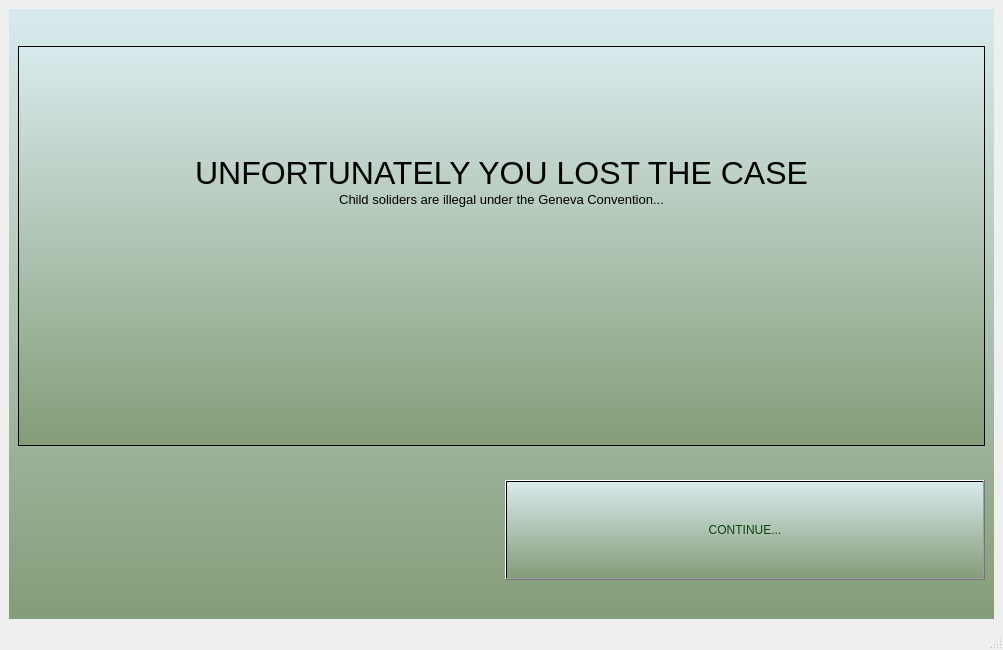
The window that iRestMyCase/mainwindow.ui (NolanTaylor/a8-edu-game) describes before a commit, drawn with Qt 5.
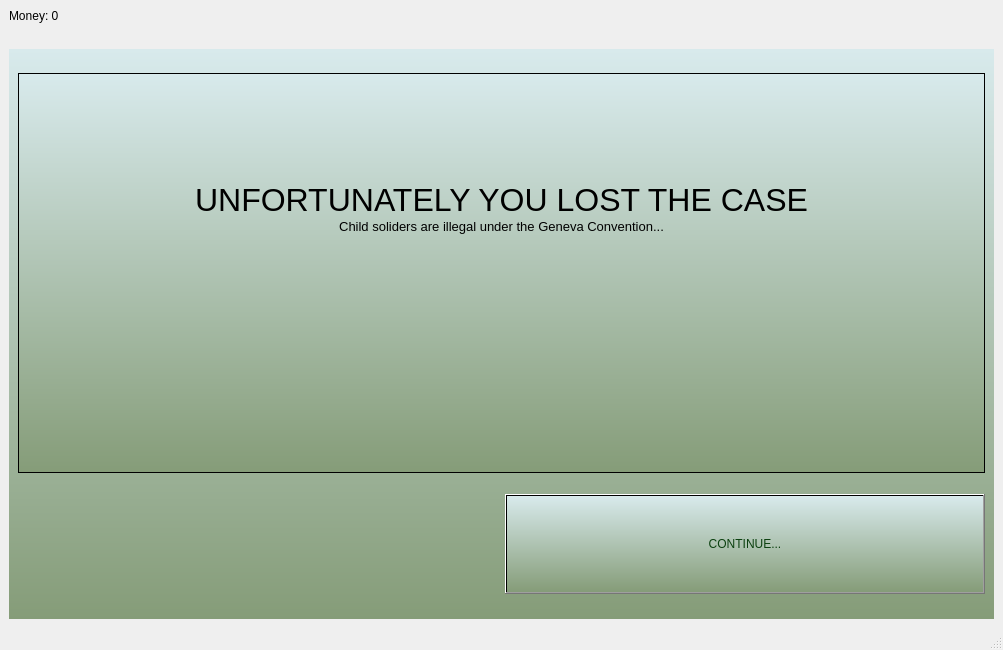
The same window after the commit. Icons and pictures are not drawn. Custom widgets are drawn as their Qt base class.

Commit message: Added money and reputation system

```diff
--- a/iRestMyCase/mainwindow.ui
+++ b/iRestMyCase/mainwindow.ui
@@ -15,6 +15,20 @@
   </property>
   <widget class="QWidget" name="centralwidget">
    <layout class="QVBoxLayout" name="verticalLayout_2">
+    <item>
+     <widget class="QLabel" name="money">
+      <property name="text">
+       <string>Money: 0</string>
+      </property>
+     </widget>
+    </item>
+    <item>
+     <widget class="QLabel" name="reputation">
+      <property name="text">
+       <string/>
+      </property>
+     </widget>
+    </item>
     <item>
      <widget class="QStackedWidget" name="screens">
       <property name="styleSheet">
```
Left out of the diff: 2 changed lines with no effect on the pictures. The commit also changes 5 other files.
